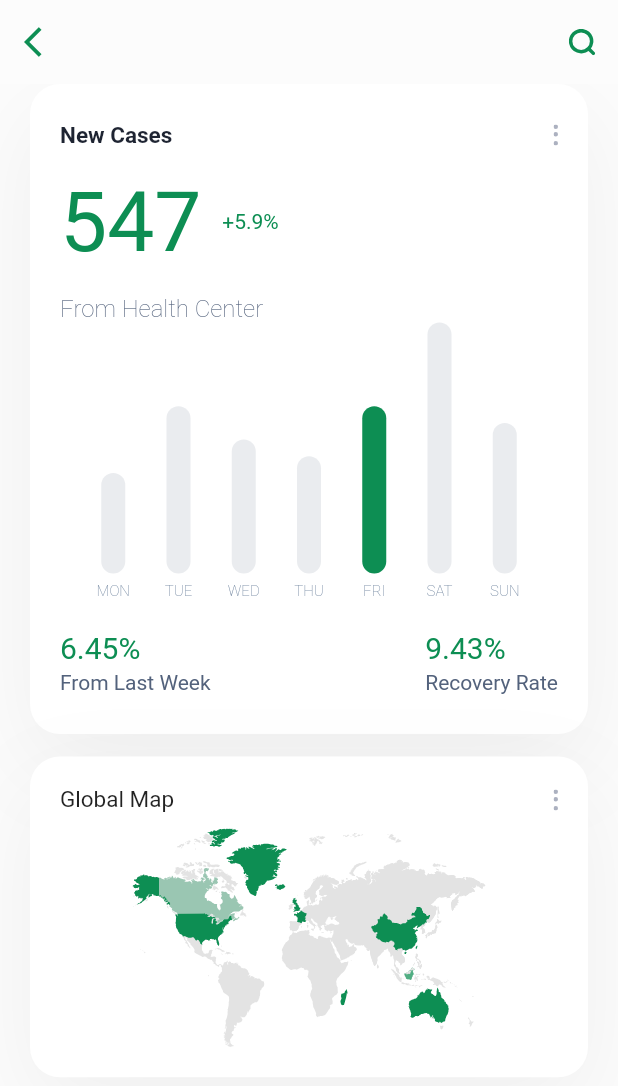
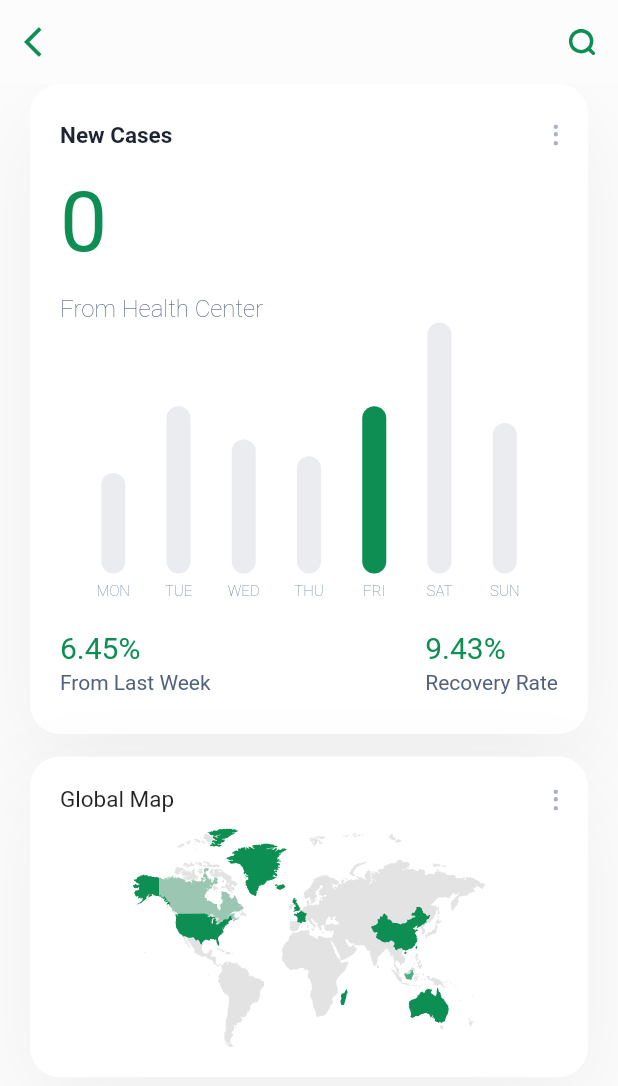
Before and after one commit to legendsovermyths/Covid-19_UI, a Flutter app: the HomeScreen screen opened directly with empty values, after a tap on "Total Cases", on a phone screen of 412 x 824 dp. Shown: the top 1086 px of the screen. Run offline on Flutter 3.47's test engine with Material 2 defaults, Android fonts, the phone set to English and light mode, and no system bars; drawn by our look-alikes of fl_chart; our stand-ins replace flutter_spinkit, flutter_svg; missing offline and left inert: country_list_pick, quartet; network calls fail.

Commit message:
graph logic figure out

```diff
--- a/lib/Screens/DetailsPage.dart
+++ b/lib/Screens/DetailsPage.dart
@@ -3,21 +3,28 @@ import 'package:flutter/cupertino.dart';
 import 'package:flutter/material.dart';
 import 'package:flutter_svg/flutter_svg.dart';
 import 'package:covid_19_ui/widgets/WeeklyChart.dart';
+import 'package:intl/intl.dart';
 
 class DetailsPage extends StatefulWidget {
-
-
-
+  final detailsData;
+  final newCases;
+  DetailsPage({this.detailsData,this.newCases});
 
   @override
   _DetailsPageState createState() => _DetailsPageState();
 }
 
 class _DetailsPageState extends State<DetailsPage> {
+  final f = new NumberFormat.compact();
+  void printData(){
+    print(widget.detailsData['timeline']['cases']);
+  }
+
   @override
+
   Widget build(BuildContext context) {
     return Scaffold(
-      appBar: buildAppbar(context),
+      appBar: buildAppbar(context,printData),
       body: Padding(
         padding: EdgeInsets.symmetric(horizontal: 20),
         child: Column(
@@ -41,7 +48,7 @@ class _DetailsPageState extends State<DetailsPage> {
                   SizedBox(
                     height: 15,
                   ),
-                  BuildCaseNumber(),
+                  BuildCaseNumber(newCases: f.format(widget.newCases),),
                   SizedBox(
                     height: 15,
                   ),
@@ -52,7 +59,7 @@ class _DetailsPageState extends State<DetailsPage> {
                         color: ktextMediumColor,
                         fontSize: 16),
                   ),
-                  WeeklyChart(),
+                  WeeklyChart(weeklyData:widget.detailsData['timeline']['cases']),
                   SizedBox(
                     height: 10,
                   ),
@@ -140,21 +147,20 @@ class BuildInfoWithPercentage extends StatelessWidget {
 }
 
 class BuildCaseNumber extends StatelessWidget {
+  final newCases;
+  BuildCaseNumber({this.newCases});
   @override
   Widget build(BuildContext context) {
     return Row(
       children: <Widget>[
         Text(
-          "547 ",
+          newCases,
           style: Theme.of(context)
               .textTheme
               .headline2
               .copyWith(color: kprimaryColor, height: 1.2),
         ),
-        Text(
-          "+5.9%",
-          style: TextStyle(color: kprimaryColor),
-        ),
+
       ],
     );
   }
@@ -184,7 +190,7 @@ class BuildTitleScreenWithMoreIcon extends StatelessWidget {
   }
 }
 
-AppBar buildAppbar(BuildContext context) {
+AppBar buildAppbar(BuildContext context,Function printdata) {
   return AppBar(
     elevation: 0,
     backgroundColor: kbackgroundColor,
@@ -192,6 +198,7 @@ AppBar buildAppbar(BuildContext context) {
       icon: Icon(Icons.arrow_back_ios),
       color: kprimaryColor,
       onPressed: () {
+
         Navigator.pop(context);
       },
     ),
@@ -200,7 +207,7 @@ AppBar buildAppbar(BuildContext context) {
         icon: SvgPicture.asset(
           "assets/icons/search.svg",
         ),
-        onPressed: () {},
+        onPressed:printdata,
       )
     ],
   );
--- a/lib/Screens/LoadingScreen.dart
+++ b/lib/Screens/LoadingScreen.dart
@@ -10,16 +10,18 @@ class LoadingScreen extends StatefulWidget {
 
 class _LoadingScreenState extends State<LoadingScreen> {
   CaseModel model=CaseModel(countryCode: "IND");
-
+  var detailsData;
   @override
   void initState() {
     // TODO: implement initState
     super.initState();
     getWorldWideData();
   }
+
   void getWorldWideData()async{
+    var detailsData=await model.getDetailsPageData();
     var data=await model.getWorldWidedata();
-    Navigator.push(context, MaterialPageRoute(builder: (context){return HomeScreen(data:data,);}));
+    Navigator.push(context, MaterialPageRoute(builder: (context){return HomeScreen(data:data,detailsData: detailsData,);}));
   }
   @override
   Widget build(BuildContext context) {
--- a/lib/Screens/home_screen.dart
+++ b/lib/Screens/home_screen.dart
@@ -9,7 +9,8 @@ import 'package:country_list_pick/country_list_pick.dart';
 import 'package:covid_19_ui/Utilities/CaseModel.dart';
 class HomeScreen extends StatefulWidget {
   final data;
-  HomeScreen({this.data});
+  final detailsData;
+  HomeScreen({this.data,this.detailsData});
 
   @override
   _HomeScreenState createState() => _HomeScreenState();
@@ -42,7 +43,7 @@ class _HomeScreenState extends State<HomeScreen> {
     void onTap(){
       Navigator.push(
         context,
-        MaterialPageRoute(builder: (context) => DetailsPage()),
+        MaterialPageRoute(builder: (context) => DetailsPage(detailsData: widget.detailsData,newCases: newCases,)),
       );
     }
     return Scaffold(
--- a/lib/widgets/WeeklyChart.dart
+++ b/lib/widgets/WeeklyChart.dart
@@ -1,9 +1,26 @@
 import 'package:covid_19_ui/constants.dart';
 import 'package:flutter/material.dart';
 import 'package:fl_chart/fl_chart.dart';
+import 'package:intl/intl.dart';
+
 class WeeklyChart extends StatelessWidget {
+  final weeklyData;
+  WeeklyChart({this.weeklyData});
+  var f= new DateFormat.yMd();
+  var curd=new DateTime.now();
+  List dialyData=[];
+  List getDialyData(){
+    for(var i=0;i<7;i++){
+      var m=f.format(curd);
+      dialyData.add(weeklyData[m.substring(0,6)+"20"]);
+    }
+    return dialyData;
+
+  }
+
   @override
   Widget build(BuildContext context) {
+
     return AspectRatio(
       aspectRatio: 1.7,
       child: BarChart(
@@ -30,6 +47,7 @@ class WeeklyChart extends StatelessWidget {
   }
 }
 getBarGroups(){
+
   List<double> barChartDatas=[6000, 10000, 8000, 7000, 10000, 15000, 9000];
   List<BarChartGroupData> barChartGroups=[];
   barChartDatas.asMap().forEach(
--- a/pubspec.yaml
+++ b/pubspec.yaml
@@ -34,6 +34,7 @@ dependencies:
   flutter_spinkit: ^4.1.2
   intl: ^0.16.1
   country_list_pick: ^1.0.0+4
+  quartet: ^0.1.1
 
 dev_dependencies:
   flutter_test:
```
Also changed, not shown: lib/Utilities/CaseModel.dart (+22 -0 lines), pubspec.lock.
